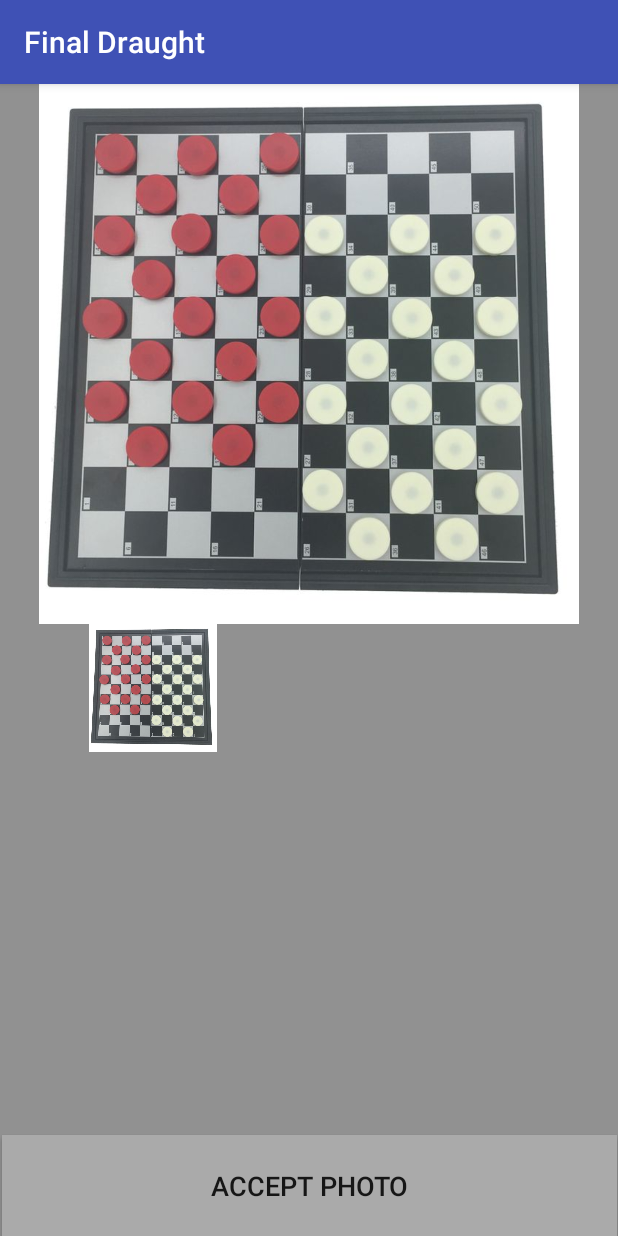
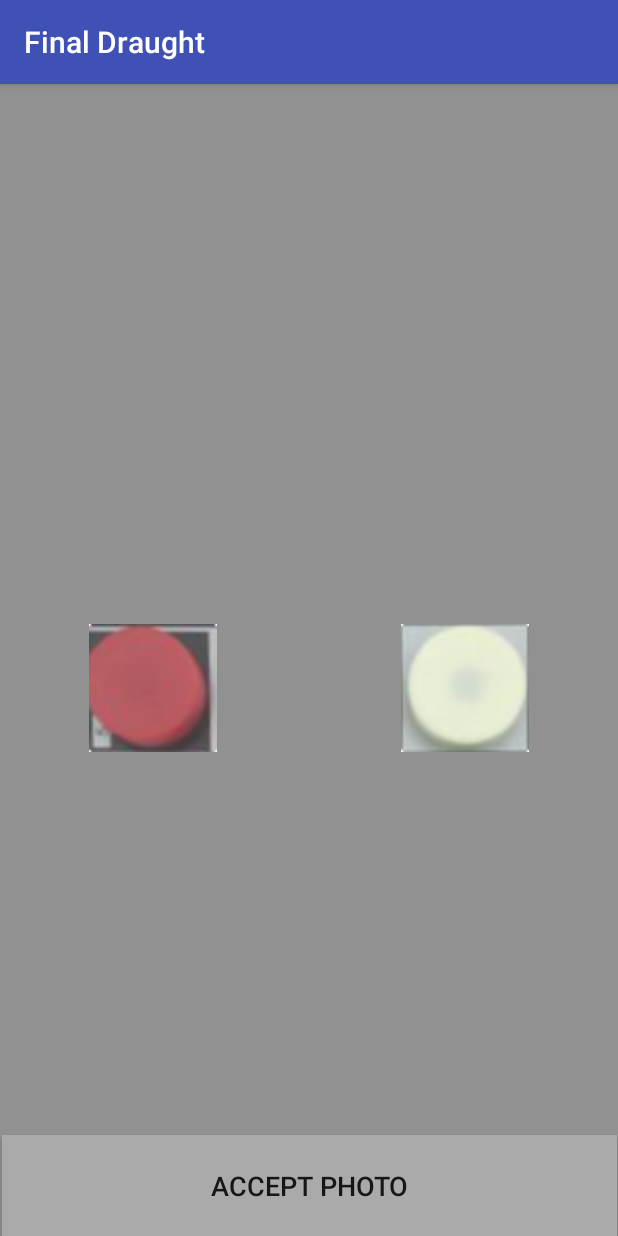
Before and after one commit to nathanpotolsky/AR51-SDD-2018, an Android app: the PhotoPreview screen opened directly, with no data from a screen before it, on a phone screen of 412 x 824 dp. Run offline under Robolectric (Android 15) with nearby library versions, the phone set to English and light mode, and no system bars.

Commit message:
Working on bringing together all components

```diff
--- a/app/src/main/res/layout/activity_photo_preview.xml
+++ b/app/src/main/res/layout/activity_photo_preview.xml
@@ -8,7 +8,7 @@
     tools:context=".PhotoPreview">
 
     <ImageView
-        android:id="@+id/photoPreview"
+        android:id="@+id/team2"
         android:layout_width="85dp"
         android:layout_height="85dp"
         android:layout_marginTop="360dp"
@@ -16,7 +16,7 @@
         app:layout_constraintHorizontal_bias="0.818"
         app:layout_constraintStart_toStartOf="parent"
         app:layout_constraintTop_toTopOf="parent"
-        app:srcCompat="@drawable/board" />
+        app:srcCompat="@drawable/whitepiece" />
 
     <ImageView
         android:id="@+id/team1"
@@ -27,10 +27,10 @@
         app:layout_constraintHorizontal_bias="0.181"
         app:layout_constraintStart_toStartOf="parent"
         app:layout_constraintTop_toTopOf="parent"
-        app:srcCompat="@drawable/board" />
+        app:srcCompat="@drawable/redpiece" />
 
     <ImageView
-        android:id="@+id/photoPreview2"
+        android:id="@+id/photoPreview"
         android:layout_width="360dp"
         android:layout_height="360dp"
         app:layout_constraintEnd_toEndOf="parent"
```
